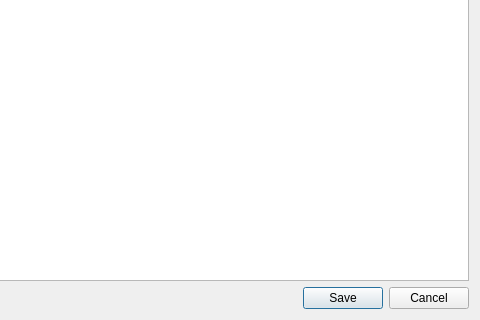
The window that codex/codexform.ui (RichardGladman/book-of-shadows-qt) describes before a commit, drawn with Qt 5; both pictures show x 199 to 679 and y 97 to 417 of the 679 by 417 pixel window.
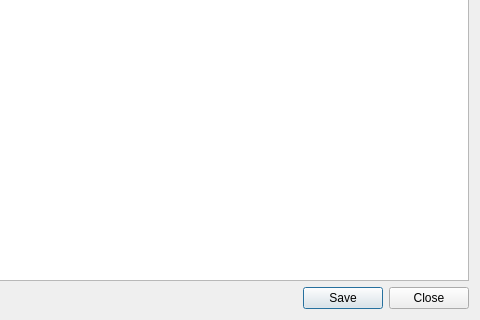
The same window after the commit.

Commit message: Implement codex form.

```diff
--- a/codex/codexform.ui
+++ b/codex/codexform.ui
@@ -53,7 +53,7 @@
      <item>
       <widget class="QPushButton" name="btnCancel">
        <property name="text">
-        <string>Cancel</string>
+        <string>Close</string>
        </property>
       </widget>
      </item>
```
Left out of the diff: 8 changed lines with no effect on the pictures. The commit also changes 2 other files.
